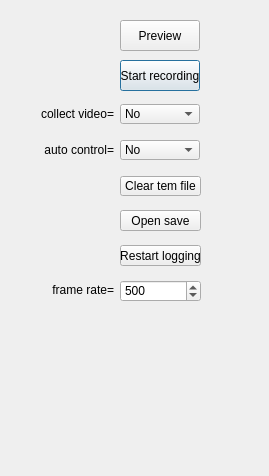
The window that src/foraging_gui/Camera.ui (AllenNeuralDynamics/dynamic-foraging-task) describes before a commit, drawn with Qt 5.
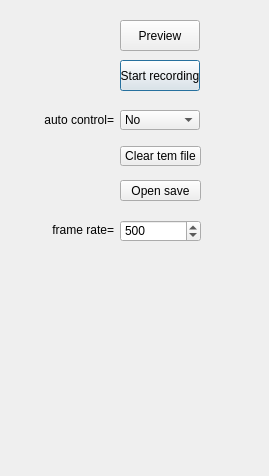
The same window after the commit.

The edit to the form file:
```diff
--- a/src/foraging_gui/Camera.ui
+++ b/src/foraging_gui/Camera.ui
@@ -17,7 +17,7 @@
    <property name="geometry">
     <rect>
      <x>23</x>
-     <y>280</y>
+     <y>220</y>
      <width>91</width>
      <height>20</height>
     </rect>
@@ -64,7 +64,7 @@
    <property name="geometry">
     <rect>
      <x>23</x>
-     <y>140</y>
+     <y>110</y>
      <width>91</width>
      <height>20</height>
     </rect>
@@ -89,7 +89,7 @@
    <property name="geometry">
     <rect>
      <x>120</x>
-     <y>140</y>
+     <y>110</y>
      <width>80</width>
      <height>20</height>
     </rect>
@@ -114,68 +114,11 @@
     </property>
    </item>
   </widget>
-  <widget class="QLabel" name="label_8">
-   <property name="geometry">
-    <rect>
-     <x>23</x>
-     <y>104</y>
-     <width>91</width>
-     <height>20</height>
-    </rect>
-   </property>
-   <property name="sizePolicy">
-    <sizepolicy hsizetype="Expanding" vsizetype="Expanding">
-     <horstretch>0</horstretch>
-     <verstretch>0</verstretch>
-    </sizepolicy>
-   </property>
-   <property name="text">
-    <string>collect video=</string>
-   </property>
-   <property name="textFormat">
-    <enum>Qt::AutoText</enum>
-   </property>
-   <property name="alignment">
-    <set>Qt::AlignRight|Qt::AlignTrailing|Qt::AlignVCenter</set>
-   </property>
-  </widget>
-  <widget class="QComboBox" name="CollectVideo">
-   <property name="geometry">
-    <rect>
-     <x>120</x>
-     <y>104</y>
-     <width>80</width>
-     <height>20</height>
-    </rect>
-   </property>
-   <property name="sizePolicy">
-    <sizepolicy hsizetype="Expanding" vsizetype="Expanding">
-     <horstretch>0</horstretch>
-     <verstretch>0</verstretch>
-    </sizepolicy>
-   </property>
-   <property name="currentIndex">
-    <number>1</number>
-   </property>
-   <property name="frame">
-    <bool>true</bool>
-   </property>
-   <item>
-    <property name="text">
-     <string>Yes</string>
-    </property>
-   </item>
-   <item>
-    <property name="text">
-     <string>No</string>
-    </property>
-   </item>
-  </widget>
   <widget class="QSpinBox" name="FrameRate">
    <property name="geometry">
     <rect>
      <x>120</x>
-     <y>280</y>
+     <y>220</y>
      <width>81</width>
      <height>22</height>
     </rect>
@@ -231,7 +174,7 @@
    <property name="geometry">
     <rect>
      <x>120</x>
-     <y>176</y>
+     <y>146</y>
      <width>81</width>
      <height>20</height>
     </rect>
@@ -281,7 +224,7 @@
    <property name="geometry">
     <rect>
      <x>120</x>
-     <y>210</y>
+     <y>180</y>
      <width>81</width>
      <height>21</height>
     </rect>
@@ -299,28 +242,6 @@
     <bool>false</bool>
    </property>
   </widget>
-  <widget class="QPushButton" name="RestartLogging">
-   <property name="geometry">
-    <rect>
-     <x>120</x>
-     <y>245</y>
-     <width>81</width>
-     <height>21</height>
-    </rect>
-   </property>
-   <property name="sizePolicy">
-    <sizepolicy hsizetype="Expanding" vsizetype="Expanding">
-     <horstretch>0</horstretch>
-     <verstretch>0</verstretch>
-    </sizepolicy>
-   </property>
-   <property name="text">
-    <string>Restart logging</string>
-   </property>
-   <property name="checkable">
-    <bool>false</bool>
-   </property>
-  </widget>
   <widget class="QLabel" name="WarningLabelLogging">
    <property name="geometry">
     <rect>
```
